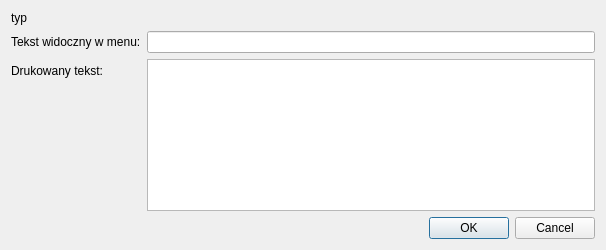
konserw/koferta, file MainWindow/AddConditionDialog.ui: the form before one commit.
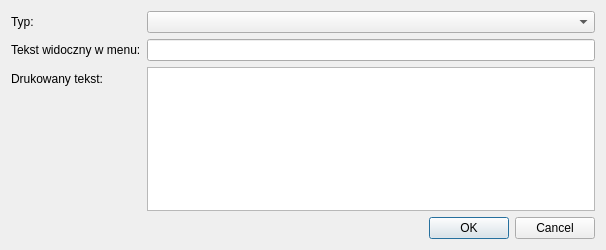
The form after the commit.

What changed in the file:
```diff
--- a/MainWindow/AddConditionDialog.ui
+++ b/MainWindow/AddConditionDialog.ui
@@ -17,7 +17,7 @@
    <item row="0" column="0">
     <widget class="QLabel" name="label_typ">
      <property name="text">
-      <string notr="true">typ</string>
+      <string notr="true">Typ:</string>
      </property>
     </widget>
    </item>
@@ -51,6 +51,9 @@
      </property>
     </widget>
    </item>
+   <item row="0" column="1">
+    <widget class="QComboBox" name="comboBox"/>
+   </item>
   </layout>
  </widget>
  <resources/>
```
Left out of the diff: 2 changed lines with no effect on the pictures.
